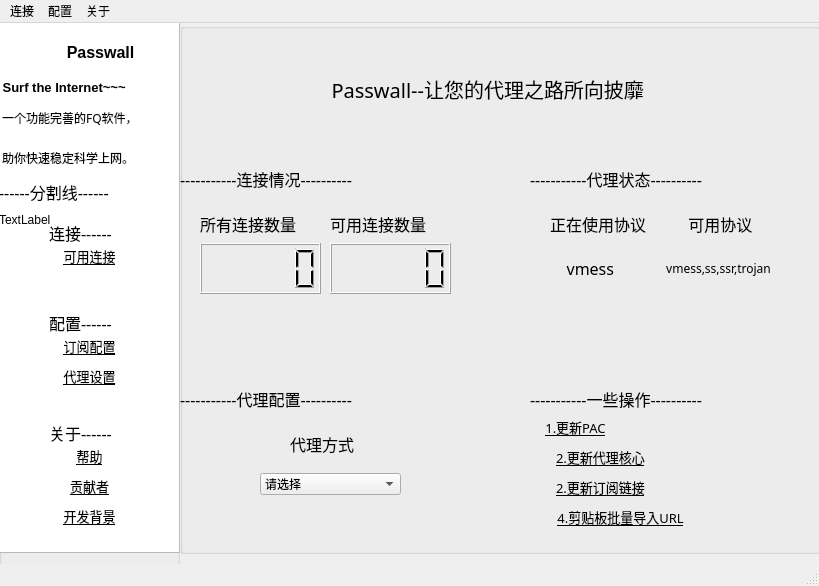
Qt form gui.ui (together08/Passwall) before a commit.
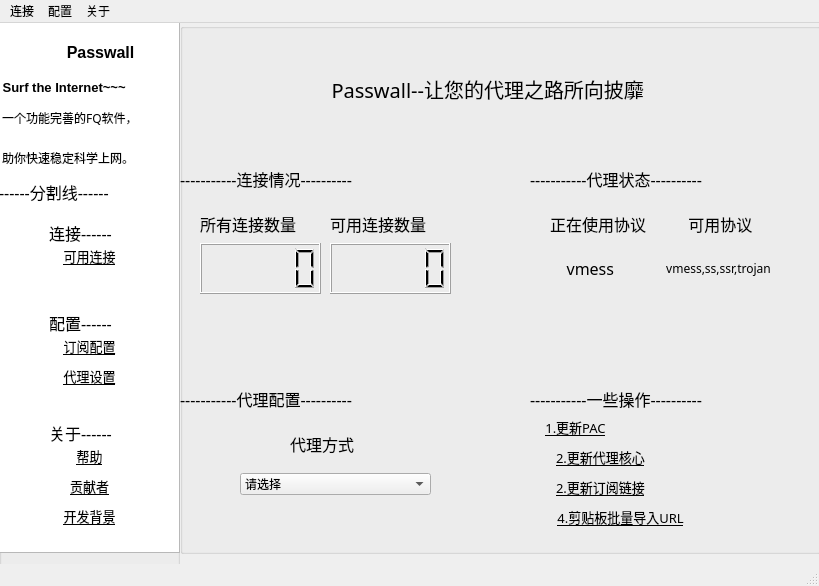
The same form after that commit. Icons and pictures are not drawn.

Commit message: Config some wrong things

The edit to the form file:
```diff
--- a/gui.ui
+++ b/gui.ui
@@ -449,19 +449,6 @@
       <bool>true</bool>
      </property>
     </widget>
-    <widget class="QLabel" name="label_23">
-     <property name="geometry">
-      <rect>
-       <x>0</x>
-       <y>210</y>
-       <width>72</width>
-       <height>15</height>
-      </rect>
-     </property>
-     <property name="text">
-      <string>TextLabel</string>
-     </property>
-    </widget>
    </widget>
    <widget class="QLabel" name="label_9">
     <property name="geometry">
@@ -718,9 +705,9 @@
      <widget class="QComboBox" name="comboBox">
       <property name="geometry">
        <rect>
-        <x>80</x>
+        <x>60</x>
         <y>100</y>
-        <width>141</width>
+        <width>191</width>
         <height>22</height>
        </rect>
       </property>
```
The commit also changes 1 other file.
